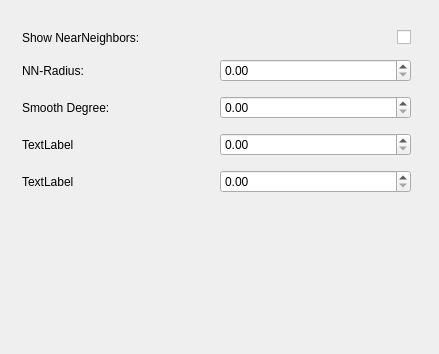
Above: SettingsWindow.ui from helguson/de.ovgu.itds2016.g3 before the change. Below: the same form after it.
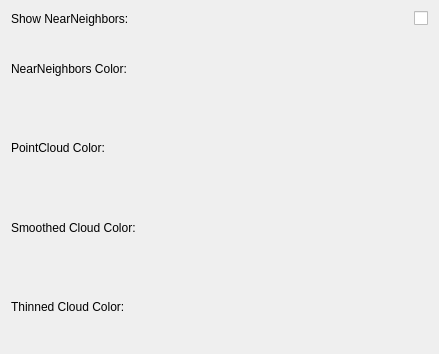
That is the form after the change.

The edit to the form file:
```diff
--- a/SettingsWindow.ui
+++ b/SettingsWindow.ui
@@ -13,15 +13,6 @@
   <property name="windowTitle">
    <string>SettingsWindow</string>
   </property>
-  <widget class="QWidget" name="layoutWidget">
-   <property name="geometry">
-    <rect>
-     <x>11</x>
-     <y>11</y>
-     <width>411</width>
-     <height>205</height>
-    </rect>
-   </property>
    <layout class="QVBoxLayout" name="verticalLayout">
     <item>
      <layout class="QHBoxLayout" name="horizontalLayout">
@@ -44,19 +35,23 @@
       </item>
      </layout>
     </item>
+   <item>
+    <layout class="QHBoxLayout" name="horizontalLayout_4">
+     <item>
+      <widget class="QLabel" name="label_4">
+       <property name="text">
+        <string>NearNeighbors Color:</string>
+       </property>
+      </widget>
+     </item>
+    </layout>
+   </item>
     <item>
      <layout class="QHBoxLayout" name="horizontalLayout_2">
       <item>
        <widget class="QLabel" name="label_3">
         <property name="text">
-         <string>NN-Radius:</string>
-        </property>
-       </widget>
-      </item>
-      <item>
-       <widget class="QDoubleSpinBox" name="nnRadiusBox">
-        <property name="singleStep">
-         <double>0.500000000000000</double>
+        <string>PointCloud Color:</string>
         </property>
        </widget>
       </item>
@@ -67,13 +62,10 @@
       <item>
        <widget class="QLabel" name="label_2">
         <property name="text">
-         <string>Smooth Degree:</string>
+        <string>Smoothed Cloud Color:</string>
         </property>
        </widget>
       </item>
-      <item>
-       <widget class="QDoubleSpinBox" name="doubleSpinBox_2"/>
-      </item>
      </layout>
     </item>
     <item>
@@ -81,31 +73,13 @@
       <item>
        <widget class="QLabel" name="label_5">
         <property name="text">
-         <string>TextLabel</string>
+        <string>Thinned Cloud Color:</string>
         </property>
        </widget>
       </item>
-      <item>
-       <widget class="QDoubleSpinBox" name="doubleSpinBox_4"/>
-      </item>
-     </layout>
-    </item>
-    <item>
-     <layout class="QHBoxLayout" name="horizontalLayout_4">
-      <item>
-       <widget class="QLabel" name="label_4">
-        <property name="text">
-         <string>TextLabel</string>
-        </property>
-       </widget>
-      </item>
-      <item>
-       <widget class="QDoubleSpinBox" name="doubleSpinBox_3"/>
-      </item>
-     </layout>
-    </item>
-   </layout>
-  </widget>
+    </layout>
+   </item>
+  </layout>
  </widget>
  <layoutdefault spacing="6" margin="11"/>
  <resources/>
```
Left out of the diff: 16 changed lines with no effect on the pictures. Lines whose indentation alone changed are shown as unchanged.
